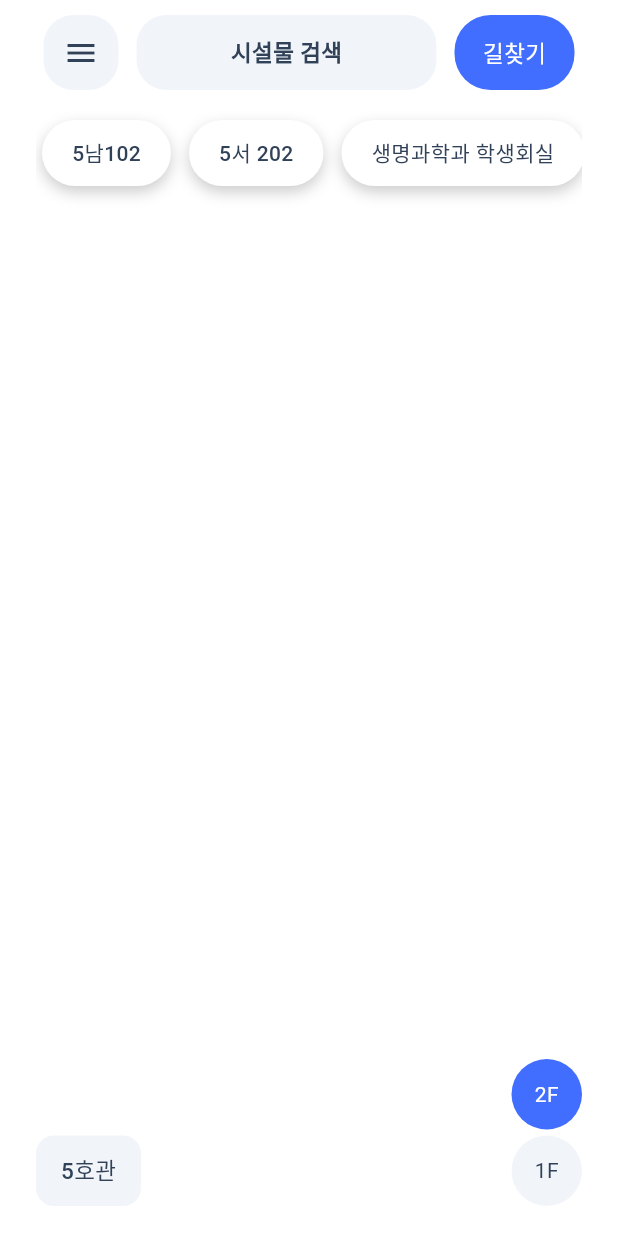
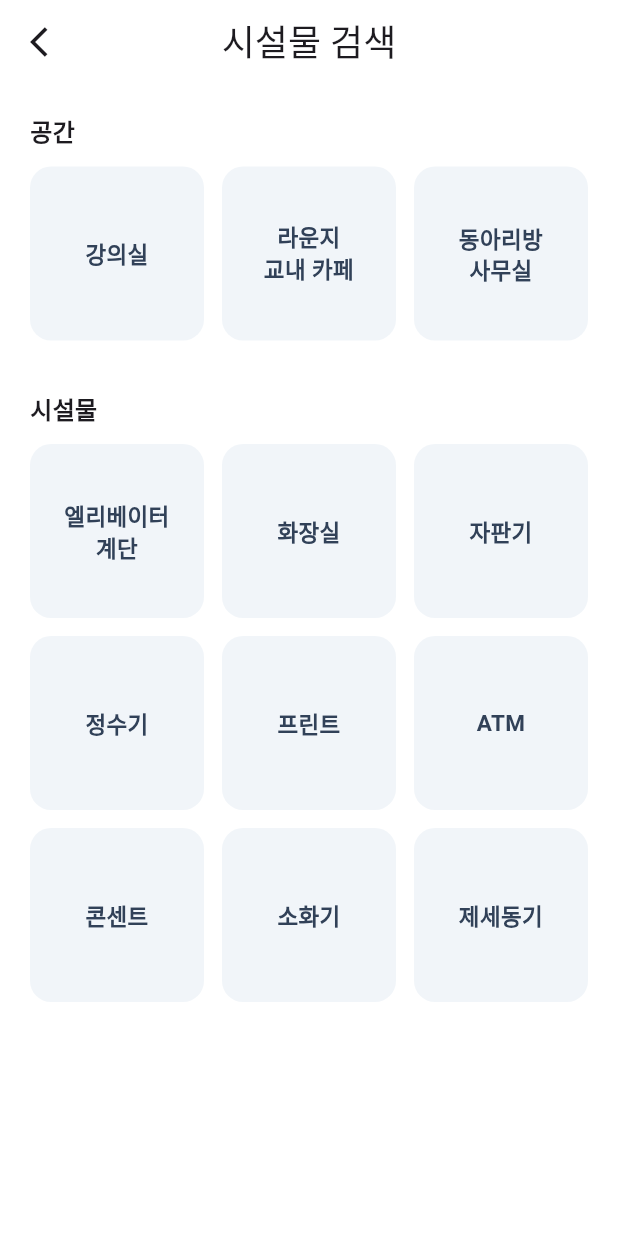
Before and after one commit to Ogwart/annyong_app, a Flutter app: the screen it shows after launch, after a tap on "시설물 검색", on a phone screen of 412 x 824 dp. Run offline on Flutter 3.47's test engine with Material 3 defaults, Android fonts, the phone set to English and light mode, and no system bars; our stand-ins replace go_router; Roboto replaces fonts that are missing (Pretendard); project files that could hold a hidden picture were left out.

Commit message:
Feature: 시설물 검색 페이지 UI 구현

```diff
--- a/lib/main.dart
+++ b/lib/main.dart
@@ -14,6 +14,7 @@ class MyApp extends StatelessWidget {
     return MaterialApp.router(
       theme: ThemeData(
         scaffoldBackgroundColor: Colors.white,
+        appBarTheme: AppBarTheme(backgroundColor: Colors.white),
         fontFamily: 'Pretendard',
       ),
       title: 'Annyong App',
--- a/lib/presentation/router/router.dart
+++ b/lib/presentation/router/router.dart
@@ -1,6 +1,8 @@
 import 'package:annyong/presentation/ui/bookmark_page.dart';
 import 'package:annyong/presentation/ui/home_page.dart';
 import 'package:annyong/presentation/ui/menu_page.dart';
+import 'package:annyong/presentation/ui/search_page.dart';
+import 'package:annyong/presentation/ui/search_rooms_page.dart';
 import 'package:annyong/presentation/ui/settings_page.dart';
 import 'package:flutter/material.dart';
 import 'package:go_router/go_router.dart';
@@ -21,6 +23,7 @@ class AppRouter {
             path: "/home",
             builder: (context, state) => HomePage(),
             routes: [
+              // 메뉴 관련 페이지
               GoRoute(
                 path: "menu",
                 builder: (context, state) => MenuPage(),
@@ -35,6 +38,17 @@ class AppRouter {
                   ),
                 ],
               ),
+              // 검색 관련 페이지
+              GoRoute(
+                path: "search",
+                builder: (context, state) => SearchPage(),
+                routes: [
+                  GoRoute(
+                    path: "searchRooms",
+                    builder: (context, state) => SearchRoomsPage(),
+                  ),
+                ],
+              ),
             ],
           ),
         ],
--- a/lib/presentation/ui/home_page.dart
+++ b/lib/presentation/ui/home_page.dart
@@ -40,7 +40,9 @@ class HomePage extends StatelessWidget {
                       const SizedBox(width: 12),
                       // ------------------시설물 검색 버튼------------------
                       GestureDetector(
-                        onTap: () {},
+                        onTap: () {
+                          context.go('/home/search');
+                        },
                         child: Container(
                           width: 200,
                           height: 50,
@@ -63,7 +65,9 @@ class HomePage extends StatelessWidget {
                       const SizedBox(width: 12),
                       // ------------------길찾기 버튼------------------
                       GestureDetector(
-                        onTap: () {},
+                        onTap: () {
+                          //context.go('/home/search');
+                        },
                         child: Container(
                           width: 80,
                           height: 50,
--- /dev/null
+++ b/lib/presentation/ui/search_page.dart
@@ -0,0 +1,141 @@
+import 'package:annyong/presentation/theme/app_colors.dart';
+import 'package:flutter/material.dart';
+import 'package:go_router/go_router.dart';
+
+class SearchPage extends StatelessWidget {
+  const SearchPage({super.key});
+
+  @override
+  Widget build(BuildContext context) {
+    return Scaffold(
+      appBar: AppBar(
+        centerTitle: true,
+        title: Text("시설물 검색", style: TextStyle(fontSize: 24)),
+        leading: Padding(
+          padding: EdgeInsetsGeometry.symmetric(horizontal: 12),
+          child: IconButton(
+            onPressed: () => context.pop(),
+            icon: Icon(Icons.arrow_back_ios),
+          ),
+        ),
+      ),
+      body: Padding(
+        padding: const EdgeInsets.symmetric(horizontal: 20, vertical: 20),
+        child: Column(
+          crossAxisAlignment: CrossAxisAlignment.start,
+          children: [
+            Text(
+              '공간',
+              style: TextStyle(fontWeight: FontWeight.w700, fontSize: 16),
+            ),
+            const SizedBox(height: 12),
+            SizedBox(
+              height: 150,
+              child: GridView(
+                gridDelegate: SliverGridDelegateWithFixedCrossAxisCount(
+                  crossAxisCount: 3,
+                  childAspectRatio: 1,
+                  mainAxisSpacing: 12,
+                  crossAxisSpacing: 12,
+                ),
+                children: [
+                  SearchRoomsTile(title: '강의실'),
+                  SearchRoomsTile(title: '라운지\n교내 카페'),
+                  SearchRoomsTile(title: '동아리방\n사무실'),
+                ],
+              ),
+            ),
+            Text(
+              '시설물',
+              style: TextStyle(fontWeight: FontWeight.w700, fontSize: 16),
+            ),
+            const SizedBox(height: 12),
+            Flexible(
+              child: GridView(
+                gridDelegate: SliverGridDelegateWithFixedCrossAxisCount(
+                  crossAxisCount: 3,
+                  childAspectRatio: 1,
+                  mainAxisSpacing: 12,
+                  crossAxisSpacing: 12,
+                ),
+                children: [
+                  SearchFacilitiesTile(title: '엘리베이터\n계단'),
+                  SearchFacilitiesTile(title: '화장실'),
+                  SearchFacilitiesTile(title: '자판기'),
+                  SearchFacilitiesTile(title: '정수기'),
+                  SearchFacilitiesTile(title: '프린트'),
+                  SearchFacilitiesTile(title: 'ATM'),
+                  SearchFacilitiesTile(title: '콘센트'),
+                  SearchFacilitiesTile(title: '소화기'),
+                  SearchFacilitiesTile(title: '제세동기'),
+                ],
+              ),
+            ),
+          ],
+        ),
+      ),
+    );
+  }
+}
+
+class SearchRoomsTile extends StatelessWidget {
+  const SearchRoomsTile({super.key, required this.title});
+
+  final String title;
+
+  @override
+  Widget build(BuildContext context) {
+    return GestureDetector(
+      onTap: () {},
+      child: Container(
+        alignment: Alignment.center,
+        width: 112,
+        height: 112,
+        decoration: BoxDecoration(
+          borderRadius: BorderRadius.circular(14),
+          color: AppColors.grey200,
+        ),
+        child: Text(
+          title,
+          style: TextStyle(
+            fontSize: 15,
+            fontWeight: FontWeight.w600,
+            color: AppColors.text,
+          ),
+          textAlign: TextAlign.center,
+        ),
+      ),
+    );
+  }
+}
+
+class SearchFacilitiesTile extends StatelessWidget {
+  const SearchFacilitiesTile({super.key, required this.title});
+
+  final String title;
+
+  @override
+  Widget build(BuildContext context) {
+    return GestureDetector(
+      onTap: () {},
+      child: Container(
+        alignment: Alignment.center,
+        width: 112,
+        height: 112,
+        decoration: BoxDecoration(
+          borderRadius: BorderRadius.circular(14),
+          color: AppColors.grey200,
+        ),
+        child: Text(
+          title,
+          style: TextStyle(
+            fontSize: 15,
+            fontWeight: FontWeight.w600,
+            color: AppColors.text,
+          ),
+          textAlign: TextAlign.center,
+        ),
+      ),
+    );
+  }
+}
--- /dev/null
+++ b/lib/presentation/ui/search_rooms_page.dart
@@ -0,0 +1,11 @@
+import 'package:flutter/material.dart';
+
+class SearchRoomsPage extends StatelessWidget {
+  const SearchRoomsPage({super.key});
+
+  @override
+  Widget build(BuildContext context) {
+    // TODO: implement build
+    throw UnimplementedError();
+  }
+}
```
